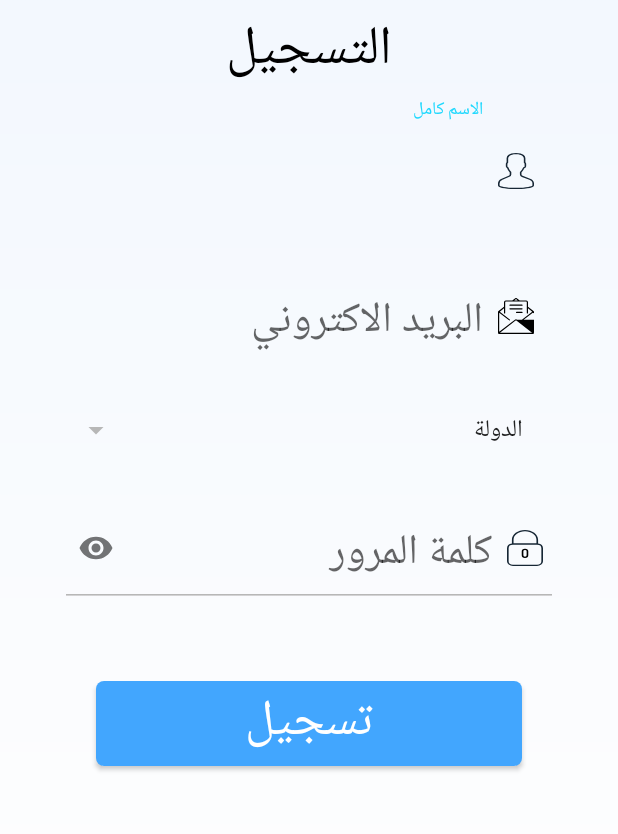
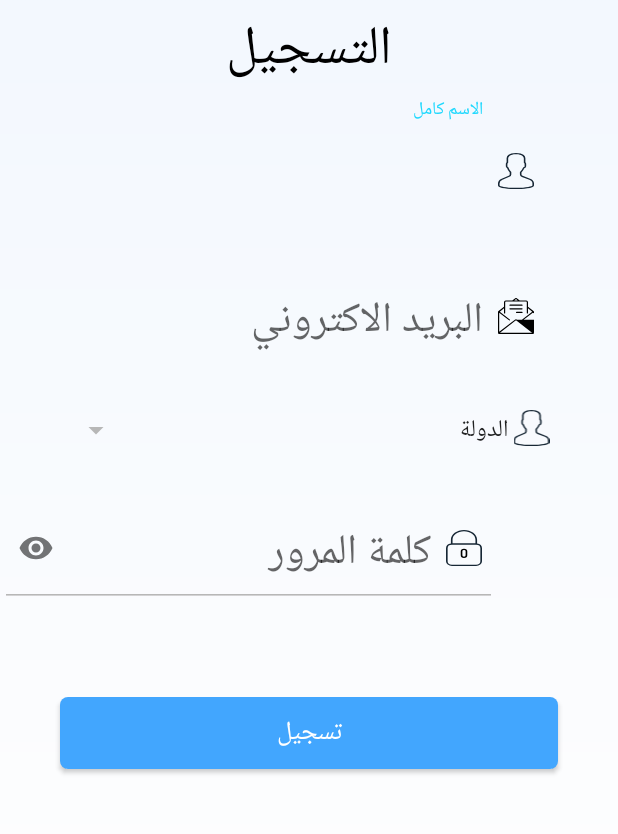
Before and after one commit to alex8530/AndroidChildrenEducation, an Android app: the RegisterActivity screen opened directly, with no data from a screen before it, on a phone screen of 412 x 824 dp, the part 329-1163 px from its top. Run offline under Robolectric (Android 15) with nearby library versions, the phone set to English and light mode, and no system bars.

```diff
--- a/app/src/main/AndroidManifest.xml
+++ b/app/src/main/AndroidManifest.xml
@@ -22,7 +22,8 @@
         <activity android:name=".RegisterActivity" />
         <activity android:name=".Register_4Activity" />
         <activity android:name=".Register1Activity" />
-        <activity android:name=".Register2Activity"></activity>
+        <activity android:name=".Register2Activity" />
+        <activity android:name=".Login1Activity"></activity>
     </application>
 
 </manifest>
--- /dev/null
+++ b/app/src/main/res/drawable/shape_register_btn.xml
@@ -0,0 +1,5 @@
+<?xml version="1.0" encoding="utf-8"?>
+<shape xmlns:android="http://schemas.android.com/apk/res/android">
+<solid android:color="#23db92"/>
+    <corners  android:radius="5dp"/>
+</shape>
--- a/app/src/main/res/layout/activity_register.xml
+++ b/app/src/main/res/layout/activity_register.xml
@@ -74,25 +74,44 @@
             android:textSize="42px" />
     </com.google.android.material.textfield.TextInputLayout>
 
-    <Spinner
-        android:id="@+id/spinner"
+    <LinearLayout
+        android:id="@+id/linearLayout3"
         android:layout_width="0dp"
         android:layout_height="wrap_content"
         android:layout_marginTop="8dp"
-        android:entries="@array/country_arrays"
-        android:padding="15dp"
+        android:weightSum="100"
         app:layout_constraintEnd_toStartOf="@+id/guideline5"
         app:layout_constraintStart_toStartOf="@+id/guideline4"
-        app:layout_constraintTop_toBottomOf="@+id/textInputLayout2" />
+        app:layout_constraintTop_toBottomOf="@+id/textInputLayout2">
+
+
+        <ImageView
+            android:layout_width="0dp"
+            android:layout_height="wrap_content"
+            android:layout_marginTop="15dp"
+            android:layout_weight="10"
+            android:src="@drawable/ic_user_icon" />
+
+
+        <Spinner
+            android:id="@+id/spinner"
+            android:layout_width="0dp"
+            android:layout_height="wrap_content"
+            android:layout_marginStart="-25dp"
+            android:layout_weight="90"
+            android:entries="@array/country_arrays"
+            android:padding="15dp" />
+
+
+    </LinearLayout>
 
     <com.google.android.material.textfield.TextInputLayout
         android:id="@+id/textInputLayout3"
-        android:layout_width="0dp"
+        android:layout_width="331dp"
         android:layout_height="wrap_content"
-        app:layout_constraintEnd_toStartOf="@+id/guideline5"
-        app:layout_constraintStart_toStartOf="@+id/guideline4"
-        app:layout_constraintTop_toBottomOf="@+id/spinner"
-        app:passwordToggleEnabled="true">
+        app:layout_constraintTop_toBottomOf="@+id/linearLayout3"
+        app:passwordToggleEnabled="true"
+        tools:layout_editor_absoluteX="40dp">
 
         <com.google.android.material.textfield.TextInputEditText
             android:layout_width="match_parent"
@@ -111,18 +130,14 @@
         android:id="@+id/button"
         android:layout_width="0dp"
         android:layout_height="wrap_content"
-        android:layout_marginStart="24dp"
-        android:layout_marginEnd="24dp"
-        android:layout_marginBottom="8dp"
+        android:layout_marginTop="60dp"
         android:background="@drawable/shape_enter_btn"
         android:text="تسجيل"
         android:textColor="@android:color/white"
-        android:textSize="50px"
-        app:layout_constraintBottom_toBottomOf="parent"
+        android:textSize="17sp"
         app:layout_constraintEnd_toStartOf="@+id/guideline5"
         app:layout_constraintStart_toStartOf="@+id/guideline4"
-        app:layout_constraintTop_toBottomOf="@+id/textInputLayout3"
-        app:layout_constraintVertical_bias="0.366" />
+        app:layout_constraintTop_toBottomOf="@+id/textInputLayout3" />
 
     <androidx.constraintlayout.widget.Guideline
         android:id="@+id/guideline4"
```
Also changed, not shown: app/src/main/java/com/example/mrzero/androidadkyaaapp3/Login1Activity.java (added, +14 -0 lines), app/src/main/res/layout/activity_login1.xml (added, +65 -0 lines), app/src/main/res/drawable/bg_login2.png (added), app/src/main/res/drawable/login1_logo.png (added).
